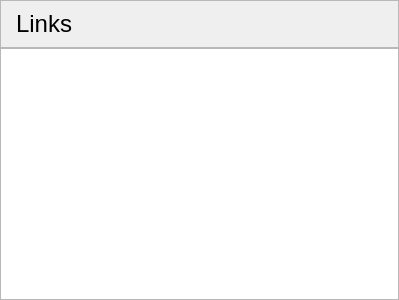
Old version of the form linkview.ui in the repository malloch/mapperGUI-qt.
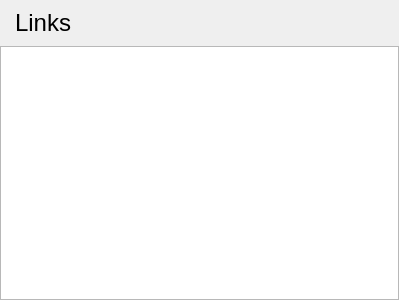
New version of the form.

The edit to the form file:
```diff
--- a/linkview.ui
+++ b/linkview.ui
@@ -38,10 +38,10 @@
    <item>
     <widget class="QFrame" name="frame">
      <property name="frameShape">
-      <enum>QFrame::StyledPanel</enum>
+      <enum>QFrame::NoFrame</enum>
      </property>
      <property name="frameShadow">
-      <enum>QFrame::Raised</enum>
+      <enum>QFrame::Plain</enum>
      </property>
      <layout class="QHBoxLayout" name="horizontalLayout">
       <item>
```
